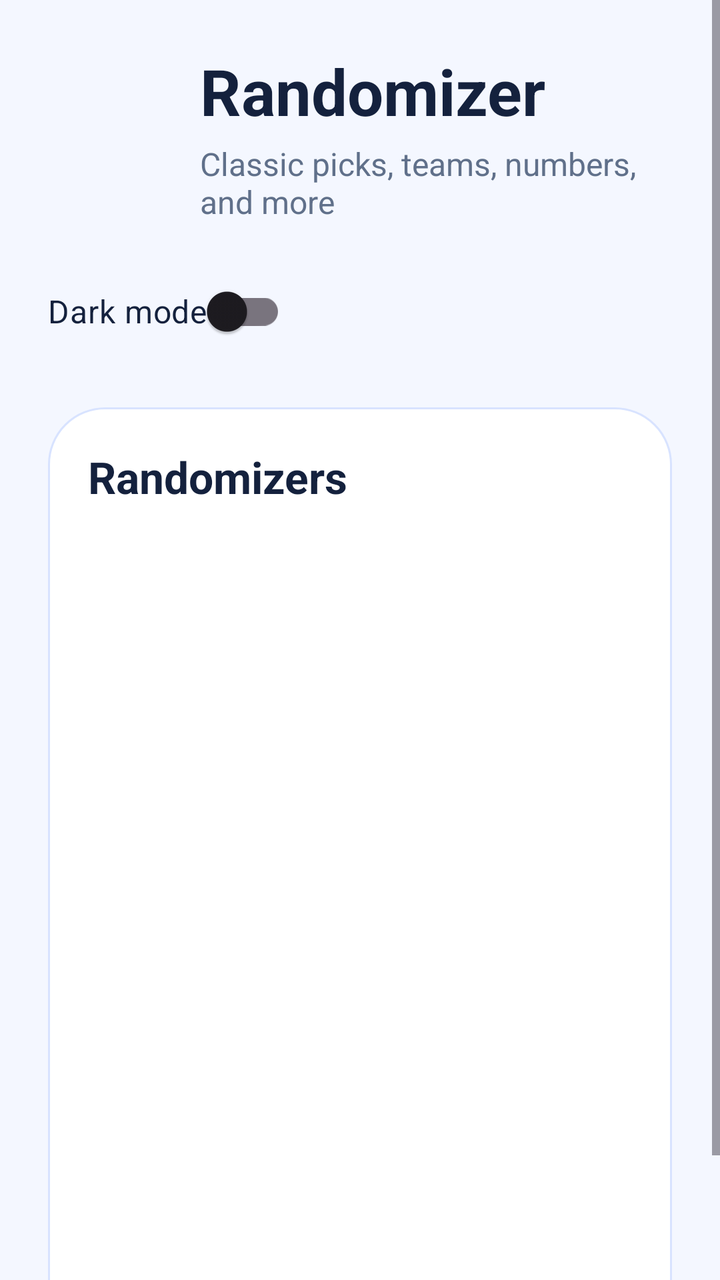
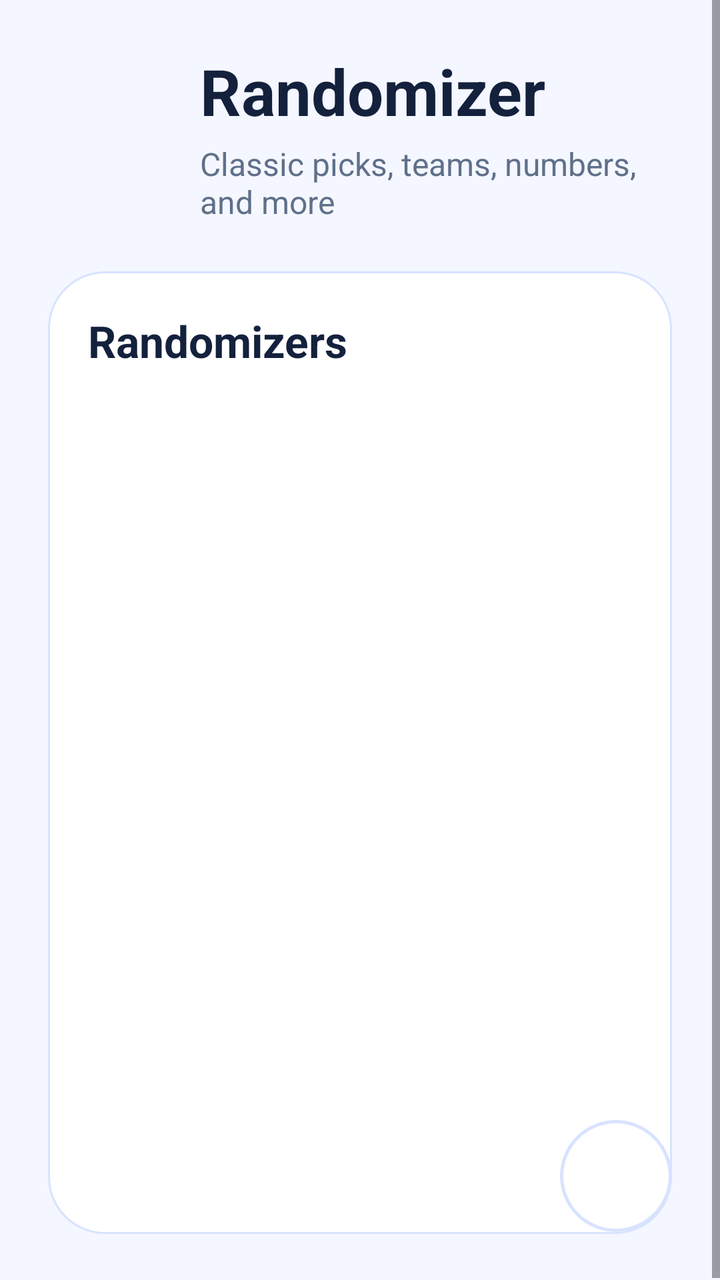

Two renders of the same Android screen: before a commit and after it. Below are the layout's source before the change and the commit's diff.
<!-- AndroidManifest.xml: application theme Theme.Randomizer -->
<!-- res/layout/activity_start_menu.xml -->
<?xml version="1.0" encoding="utf-8"?>
<ScrollView xmlns:android="http://schemas.android.com/apk/res/android"
    xmlns:app="http://schemas.android.com/apk/res-auto"
    xmlns:tools="http://schemas.android.com/tools"
    android:layout_width="match_parent"
    android:layout_height="match_parent"
    android:background="@color/screen_background"
    android:fillViewport="true"
    tools:context=".StartMenu">

    <LinearLayout
        android:layout_width="match_parent"
        android:layout_height="wrap_content"
        android:orientation="vertical"
        android:padding="24dp">

        <LinearLayout
            android:layout_width="match_parent"
            android:layout_height="wrap_content"
            android:gravity="center_vertical"
            android:orientation="horizontal">

            <ImageView
                android:id="@+id/imageView"
                android:layout_width="60dp"
                android:layout_height="60dp"
                android:src="@drawable/dice256" />

            <LinearLayout
                android:layout_width="0dp"
                android:layout_height="wrap_content"
                android:layout_marginStart="16dp"
                android:layout_weight="1"
                android:orientation="vertical">

                <TextView
                    android:layout_width="wrap_content"
                    android:layout_height="wrap_content"
                    android:text="Randomizer"
                    android:textColor="@color/text_primary"
                    android:textSize="32sp"
                    android:textStyle="bold" />

                <TextView
                    android:layout_width="wrap_content"
                    android:layout_height="wrap_content"
                    android:layout_marginTop="4dp"
                    android:text="Classic picks, teams, numbers, and more"
                    android:textColor="@color/text_secondary"
                    android:textSize="16sp" />
            </LinearLayout>
        </LinearLayout>

        <androidx.appcompat.widget.SwitchCompat
            android:id="@+id/darkModeSwitch"
            android:layout_width="wrap_content"
            android:layout_height="wrap_content"
            android:layout_marginTop="20dp"
            android:text="Dark mode"
            android:textColor="@color/text_primary"
            android:textSize="16sp" />

        <LinearLayout
            android:layout_width="match_parent"
            android:layout_height="wrap_content"
            android:layout_marginTop="24dp"
            android:background="@drawable/panel_background"
            android:orientation="vertical"
            android:padding="20dp">

            <TextView
                android:layout_width="wrap_content"
                android:layout_height="wrap_content"
                android:text="Randomizers"
                android:textColor="@color/text_primary"
                android:textSize="22sp"
                android:textStyle="bold" />

            <Button
                android:id="@+id/coinButton"
                android:layout_width="match_parent"
                android:layout_height="56dp"
                android:layout_marginTop="16dp"
                android:background="@drawable/button_selector"
                android:onClick="goCoin"
                android:text="Coin"
                android:textAllCaps="false"
                android:textColor="@color/button_text"
                android:textSize="18sp" />

            <Button
                android:id="@+id/diceButton"
                android:layout_width="match_parent"
                android:layout_height="56dp"
                android:layout_marginTop="12dp"
                android:background="@drawable/button_selector"
                android:onClick="goDice"
                android:text="Dice"
                android:textAllCaps="false"
                android:textColor="@color/button_text"
                android:textSize="18sp" />

            <Button
                android:id="@+id/categoriesButton"
                android:layout_width="match_parent"
                android:layout_height="56dp"
                android:layout_marginTop="12dp"
                android:background="@drawable/button_selector"
                android:onClick="goCategories"
                android:text="Categories"
                android:textAllCaps="false"
                android:textColor="@color/button_text"
                android:textSize="18sp" />

            <Button
                android:id="@+id/teamButton"
                android:layout_width="match_parent"
                android:layout_height="56dp"
                android:layout_marginTop="12dp"
                android:background="@drawable/button_selector"
                android:onClick="goTeams"
                android:text="Team randomizer"
                android:textAllCaps="false"
                android:textColor="@color/button_text"
                android:textSize="18sp" />

            <Button
                android:id="@+id/numberButton"
                android:layout_width="match_parent"
                android:layout_height="56dp"
                android:layout_marginTop="12dp"
                android:background="@drawable/button_selector"
                android:onClick="goNumbers"
                android:text="Number generator"
                android:textAllCaps="false"
                android:textColor="@color/button_text"
                android:textSize="18sp" />

            <Button
                android:id="@+id/yesNoButton"
                android:layout_width="match_parent"
                android:layout_height="56dp"
                android:layout_marginTop="12dp"
                android:background="@drawable/button_selector"
                android:onClick="goYesNo"
                android:text="Yes or no"
                android:textAllCaps="false"
                android:textColor="@color/button_text"
                android:textSize="18sp" />
        </LinearLayout>
    </LinearLayout>
</ScrollView>
<!-- resources referenced by this layout -->
<resources>
  <color name="button_text">#FFFFFFFF</color>
  <color name="screen_background">#F4F7FF</color>
  <color name="text_primary">#FF14213D</color>
  <color name="text_secondary">#FF60708A</color>
  <!-- drawable panel_background (drawable) -->
  <?xml version="1.0" encoding="utf-8"?>
  <shape xmlns:android="http://schemas.android.com/apk/res/android">
      <solid android:color="@color/surface_background" />
      <stroke android:width="1dp" android:color="@color/surface_stroke" />
      <corners android:radius="28dp" />
  </shape>
  <style name="Theme.Randomizer" parent="Theme.Material3.DayNight.NoActionBar">
          <item name="colorPrimary">@color/accent</item>
          <item name="colorSecondary">@color/accent</item>
          <item name="android:statusBarColor">@android:color/transparent</item>
          <item name="android:navigationBarColor">@color/screen_background</item>
          <item name="android:windowBackground">@color/screen_background</item>
      </style>
  <color name="surface_background">#FFFFFFFF</color>
  <color name="surface_stroke">#D8E3FF</color>
  <color name="accent">#4D7EF7</color>
</resources>

<!-- the commit's change to res/layout/activity_start_menu.xml (unified diff, before → after) -->
@@ -1,152 +1,163 @@
 <?xml version="1.0" encoding="utf-8"?>
-<ScrollView xmlns:android="http://schemas.android.com/apk/res/android"
+<FrameLayout xmlns:android="http://schemas.android.com/apk/res/android"
     xmlns:app="http://schemas.android.com/apk/res-auto"
     xmlns:tools="http://schemas.android.com/tools"
     android:layout_width="match_parent"
     android:layout_height="match_parent"
     android:background="@color/screen_background"
-    android:fillViewport="true"
     tools:context=".StartMenu">
 
-    <LinearLayout
+    <ScrollView
         android:layout_width="match_parent"
-        android:layout_height="wrap_content"
-        android:orientation="vertical"
-        android:padding="24dp">
+        android:layout_height="match_parent"
+        android:fillViewport="true">
 
         <LinearLayout
             android:layout_width="match_parent"
             android:layout_height="wrap_content"
-            android:gravity="center_vertical"
-            android:orientation="horizontal">
-
-            <ImageView
-                android:id="@+id/imageView"
-                android:layout_width="60dp"
-                android:layout_height="60dp"
-                android:src="@drawable/dice256" />
+            android:orientation="vertical"
+            android:padding="24dp"
+            android:paddingBottom="108dp">
 
             <LinearLayout
-                android:layout_width="0dp"
+                android:layout_width="match_parent"
                 android:layout_height="wrap_content"
-                android:layout_marginStart="16dp"
-                android:layout_weight="1"
-                android:orientation="vertical">
+                android:gravity="center_vertical"
+                android:orientation="horizontal">
+
+                <ImageView
+                    android:id="@+id/imageView"
+                    android:layout_width="60dp"
+                    android:layout_height="60dp"
+                    android:src="@drawable/dice256" />
+
+                <LinearLayout
+                    android:layout_width="0dp"
+                    android:layout_height="wrap_content"
+                    android:layout_marginStart="16dp"
+                    android:layout_weight="1"
+                    android:orientation="vertical">
+
+                    <TextView
+                        android:layout_width="wrap_content"
+                        android:layout_height="wrap_content"
+                        android:text="Randomizer"
+                        android:textColor="@color/text_primary"
+                        android:textSize="32sp"
+                        android:textStyle="bold" />
+
+                    <TextView
+                        android:layout_width="wrap_content"
+                        android:layout_height="wrap_content"
+                        android:layout_marginTop="4dp"
+                        android:text="Classic picks, teams, numbers, and more"
+                        android:textColor="@color/text_secondary"
+                        android:textSize="16sp" />
+                </LinearLayout>
+            </LinearLayout>
+
+            <LinearLayout
+                android:layout_width="match_parent"
+                android:layout_height="wrap_content"
+                android:layout_marginTop="24dp"
+                android:background="@drawable/panel_background"
+                android:orientation="vertical"
+                android:padding="20dp">
 
                 <TextView
                     android:layout_width="wrap_content"
                     android:layout_height="wrap_content"
-                    android:text="Randomizer"
+                    android:text="Randomizers"
                     android:textColor="@color/text_primary"
-                    android:textSize="32sp"
+                    android:textSize="22sp"
                     android:textStyle="bold" />
 
-                <TextView
-                    android:layout_width="wrap_content"
-                    android:layout_height="wrap_content"
-                    android:layout_marginTop="4dp"
-                    android:text="Classic picks, teams, numbers, and more"
-                    android:textColor="@color/text_secondary"
-                    android:textSize="16sp" />
+                <Button
+                    android:id="@+id/coinButton"
+                    android:layout_width="match_parent"
+                    android:layout_height="56dp"
+                    android:layout_marginTop="16dp"
+                    android:background="@drawable/button_selector"
+                    android:onClick="goCoin"
+                    android:text="Coin"
+                    android:textAllCaps="false"
+                    android:textColor="@color/button_text"
+                    android:textSize="18sp" />
+
+                <Button
+                    android:id="@+id/diceButton"
+                    android:layout_width="match_parent"
+                    android:layout_height="56dp"
+                    android:layout_marginTop="12dp"
+                    android:background="@drawable/button_selector"
+                    android:onClick="goDice"
+                    android:text="Dice"
+                    android:textAllCaps="false"
+                    android:textColor="@color/button_text"
+                    android:textSize="18sp" />
+
+                <Button
+                    android:id="@+id/categoriesButton"
+                    android:layout_width="match_parent"
+                    android:layout_height="56dp"
+                    android:layout_marginTop="12dp"
+                    android:background="@drawable/button_selector"
+                    android:onClick="goCategories"
+                    android:text="Categories"
+                    android:textAllCaps="false"
+                    android:textColor="@color/button_text"
+                    android:textSize="18sp" />
+
+                <Button
+                    android:id="@+id/teamButton"
+                    android:layout_width="match_parent"
+                    android:layout_height="56dp"
+                    android:layout_marginTop="12dp"
+                    android:background="@drawable/button_selector"
+                    android:onClick="goTeams"
+                    android:text="Team randomizer"
+                    android:textAllCaps="false"
+                    android:textColor="@color/button_text"
+                    android:textSize="18sp" />
+
+                <Button
+                    android:id="@+id/numberButton"
+                    android:layout_width="match_parent"
+                    android:layout_height="56dp"
+                    android:layout_marginTop="12dp"
+                    android:background="@drawable/button_selector"
+                    android:onClick="goNumbers"
+                    android:text="Number generator"
+                    android:textAllCaps="false"
+                    android:textColor="@color/button_text"
+                    android:textSize="18sp" />
+
+                <Button
+                    android:id="@+id/yesNoButton"
+                    android:layout_width="match_parent"
+                    android:layout_height="56dp"
+                    android:layout_marginTop="12dp"
+                    android:background="@drawable/button_selector"
+                    android:onClick="goYesNo"
+                    android:text="Yes or no"
+                    android:textAllCaps="false"
+                    android:textColor="@color/button_text"
+                    android:textSize="18sp" />
             </LinearLayout>
         </LinearLayout>
+    </ScrollView>
 
-        <androidx.appcompat.widget.SwitchCompat
-            android:id="@+id/darkModeSwitch"
-            android:layout_width="wrap_content"
-            android:layout_height="wrap_content"
-            android:layout_marginTop="20dp"
-            android:text="Dark mode"
-            android:textColor="@color/text_primary"
-            android:textSize="16sp" />
+    <ImageButton
+        android:id="@+id/themeToggleButton"
+        android:layout_width="56dp"
+        android:layout_height="56dp"
+        android:layout_gravity="bottom|end"
+        android:layout_marginEnd="24dp"
+        android:layout_marginBottom="24dp"
+        android:background="@drawable/theme_toggle_button_background"
+        android:contentDescription="Toggle theme"
+        android:padding="14dp"
+        android:scaleType="centerInside"
+        android:tint="@color/text_primary" />
 
-        <LinearLayout
-            android:layout_width="match_parent"
-            android:layout_height="wrap_content"
-            android:layout_marginTop="24dp"
-            android:background="@drawable/panel_background"
-            android:orientation="vertical"
-            android:padding="20dp">
-
-            <TextView
-                android:layout_width="wrap_content"
-                android:layout_height="wrap_content"
-                android:text="Randomizers"
-                android:textColor="@color/text_primary"
-                android:textSize="22sp"
-                android:textStyle="bold" />
-
-            <Button
-                android:id="@+id/coinButton"
-                android:layout_width="match_parent"
-                android:layout_height="56dp"
-                android:layout_marginTop="16dp"
-                android:background="@drawable/button_selector"
-                android:onClick="goCoin"
-                android:text="Coin"
-                android:textAllCaps="false"
-                android:textColor="@color/button_text"
-                android:textSize="18sp" />
-
-            <Button
-                android:id="@+id/diceButton"
-                android:layout_width="match_parent"
-                android:layout_height="56dp"
-                android:layout_marginTop="12dp"
-                android:background="@drawable/button_selector"
-                android:onClick="goDice"
-                android:text="Dice"
-                android:textAllCaps="false"
-                android:textColor="@color/button_text"
-                android:textSize="18sp" />
-
-            <Button
-                android:id="@+id/categoriesButton"
-                android:layout_width="match_parent"
-                android:layout_height="56dp"
-                android:layout_marginTop="12dp"
-                android:background="@drawable/button_selector"
-                android:onClick="goCategories"
-                android:text="Categories"
-                android:textAllCaps="false"
-                android:textColor="@color/button_text"
-                android:textSize="18sp" />
-
-            <Button
-                android:id="@+id/teamButton"
-                android:layout_width="match_parent"
-                android:layout_height="56dp"
-                android:layout_marginTop="12dp"
-                android:background="@drawable/button_selector"
-                android:onClick="goTeams"
-                android:text="Team randomizer"
-                android:textAllCaps="false"
-                android:textColor="@color/button_text"
-                android:textSize="18sp" />
-
-            <Button
-                android:id="@+id/numberButton"
-                android:layout_width="match_parent"
-                android:layout_height="56dp"
-                android:layout_marginTop="12dp"
-                android:background="@drawable/button_selector"
-                android:onClick="goNumbers"
-                android:text="Number generator"
-                android:textAllCaps="false"
-                android:textColor="@color/button_text"
-                android:textSize="18sp" />
-
-            <Button
-                android:id="@+id/yesNoButton"
-                android:layout_width="match_parent"
-                android:layout_height="56dp"
-                android:layout_marginTop="12dp"
-                android:background="@drawable/button_selector"
-                android:onClick="goYesNo"
-                android:text="Yes or no"
-                android:textAllCaps="false"
-                android:textColor="@color/button_text"
-                android:textSize="18sp" />
-        </LinearLayout>
-    </LinearLayout>
-</ScrollView>
+</FrameLayout>
<!-- resource entries referenced after the edit -->
@@ -11,6 +11,15 @@
       <stroke android:width="1dp" android:color="@color/surface_stroke" />
       <corners android:radius="28dp" />
   </shape>
+  <!-- drawable theme_toggle_button_background (drawable) -->
+  <?xml version="1.0" encoding="utf-8"?>
+  <shape xmlns:android="http://schemas.android.com/apk/res/android"
+      android:shape="oval">
+      <solid android:color="@color/surface_background" />
+      <stroke
+          android:width="1.5dp"
+          android:color="@color/surface_stroke" />
+  </shape>
   <style name="Theme.Randomizer" parent="Theme.Material3.DayNight.NoActionBar">
           <item name="colorPrimary">@color/accent</item>
           <item name="colorSecondary">@color/accent</item>
